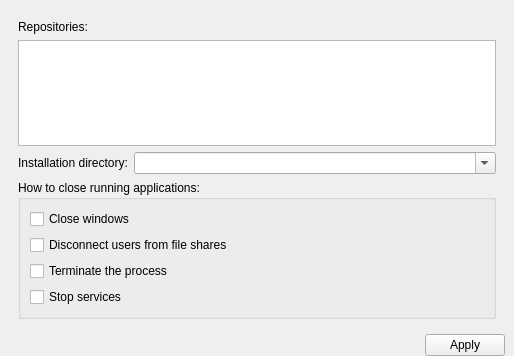
The window that npackdg/src/settingsframe.ui (npackd/npackd-cpp) describes before a commit, drawn with Qt 5.
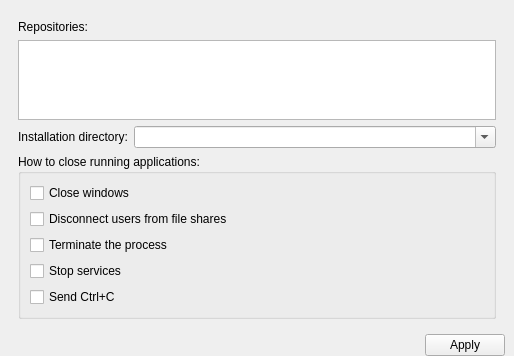
The same window after the commit.

Commit message: send Ctrl+C to console programs

What changed in the file:
```diff
--- a/npackdg/src/settingsframe.ui
+++ b/npackdg/src/settingsframe.ui
@@ -165,6 +165,16 @@
            </property>
           </widget>
          </item>
+         <item>
+          <widget class="QCheckBox" name="checkBoxCtrlC">
+           <property name="toolTip">
+            <string>&lt;html&gt;&lt;head/&gt;&lt;body&gt;&lt;p&gt;emulates the user pressing Ctrl+C for command line programs&lt;/p&gt;&lt;/body&gt;&lt;/html&gt;</string>
+           </property>
+           <property name="text">
+            <string>Send Ctrl+C</string>
+           </property>
+          </widget>
+         </item>
         </layout>
        </widget>
       </item>
```
The commit also changes 4 other files.
